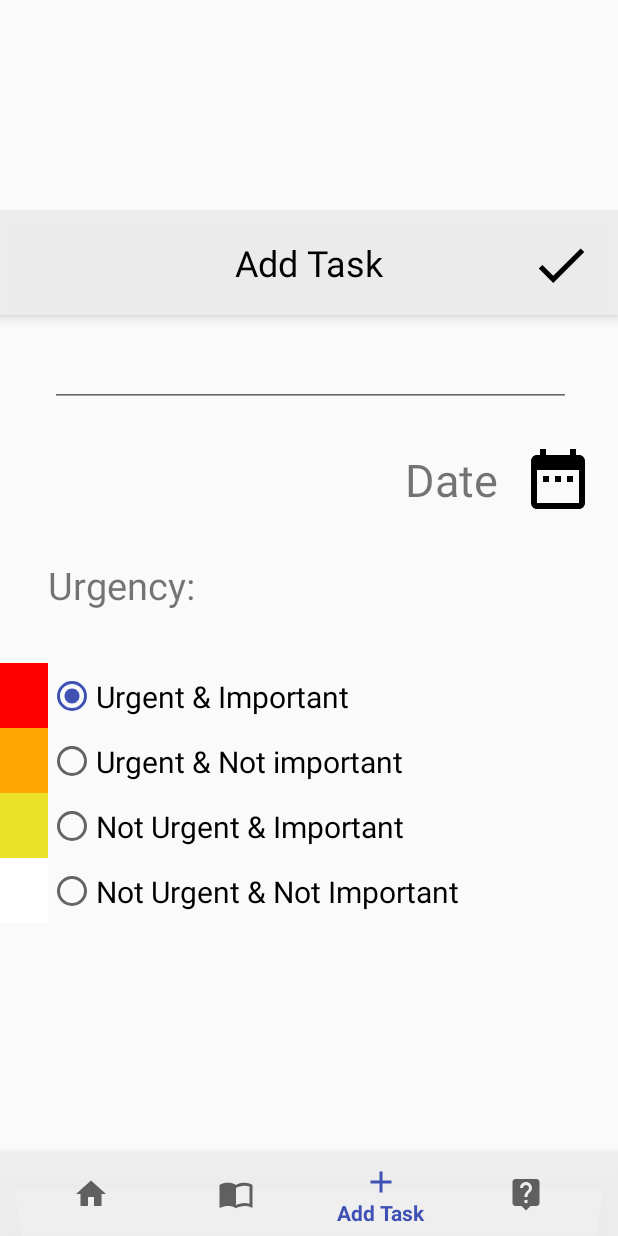
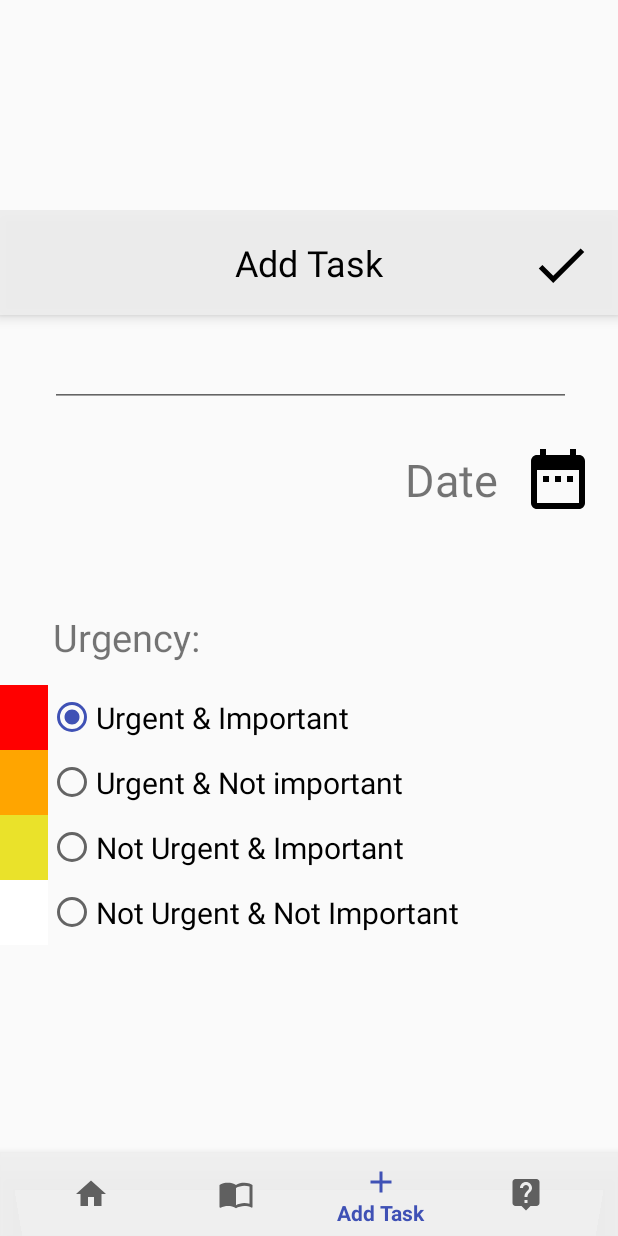
Before and after one commit to jantoktosunov/Timemanagament-App-Android, an Android app: the screen it shows after launch (MainActivity), item 3 of the bottom bar chosen, on a phone screen of 412 x 824 dp. Run offline under Robolectric (Android 15) with nearby library versions, the phone set to English and light mode, and no system bars.

```diff
--- a/app/src/main/res/layout/fragment_add.xml
+++ b/app/src/main/res/layout/fragment_add.xml
@@ -6,19 +6,19 @@
     android:layout_height="match_parent">
 
 
-
     <TextView
         android:id="@+id/textView"
         android:layout_width="match_parent"
         android:layout_height="70dp"
         android:background="@color/colorBottomNav"
+        android:elevation="5dp"
         android:gravity="center"
         android:text="@string/add_task"
         android:textColor="@color/black"
-        android:elevation="5dp"
         android:textSize="24sp"
-        tools:layout_editor_absoluteX="115dp"
-        tools:layout_editor_absoluteY="0dp" />
+        app:layout_constraintEnd_toEndOf="parent"
+        app:layout_constraintStart_toStartOf="parent"
+        app:layout_constraintTop_toTopOf="parent" />
 
     <EditText
         android:id="@+id/add_txt_text"
@@ -73,7 +73,7 @@
         android:layout_width="362dp"
         android:layout_height="wrap_content"
         android:layout_marginStart="32dp"
-        android:layout_marginTop="12dp"
+        android:layout_marginTop="9dp"
         app:layout_constraintStart_toStartOf="parent"
         app:layout_constraintTop_toBottomOf="@+id/textView2">
 
@@ -114,9 +114,9 @@
     <TextView
         android:id="@+id/textView2"
         android:layout_width="183dp"
-        android:layout_height="58dp"
-        android:layout_marginStart="32dp"
-        android:layout_marginTop="101dp"
+        android:layout_height="40dp"
+        android:layout_marginStart="35dp"
+        android:layout_marginTop="136dp"
         android:text="@string/urgency"
         android:textSize="25sp"
         app:layout_constraintStart_toStartOf="parent"
@@ -127,10 +127,10 @@
         android:layout_width="32dp"
         android:layout_height="43dp"
 
-        android:layout_marginTop="232dp"
+        android:layout_marginTop="9dp"
         android:background="@color/red_urgency"
         app:layout_constraintStart_toStartOf="parent"
-        app:layout_constraintTop_toBottomOf="@+id/textView" />
+        app:layout_constraintTop_toBottomOf="@+id/textView2" />
 
     <ImageView
         android:id="@+id/imageView4"
```
Also changed, not shown: app/src/main/res/layout/fragment_edit.xml (+6 -6 lines).
